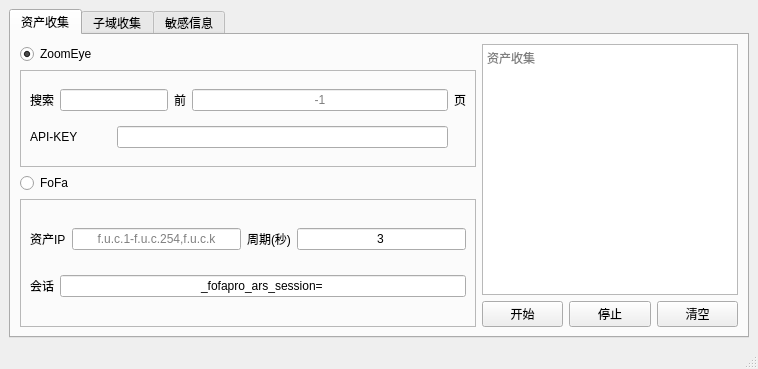
Before: the Qt Designer form ui/darkeye.ui in r4b3rt/DarkEye, drawn with Qt 5.
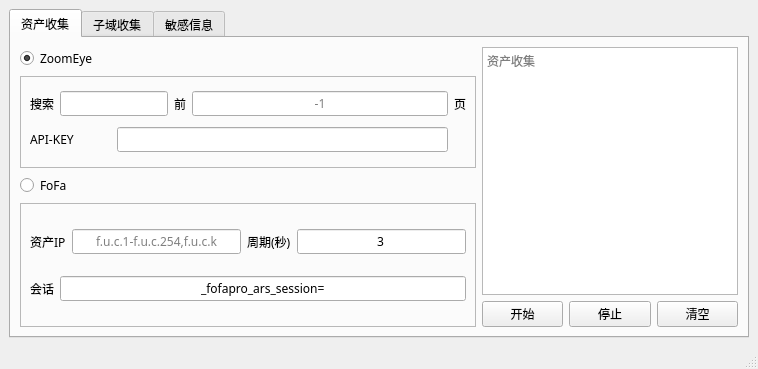
After: the same form once the commit is applied.

```diff
--- a/ui/darkeye.ui
+++ b/ui/darkeye.ui
@@ -20,6 +20,11 @@
    <layout class="QGridLayout" name="gridLayout_9">
     <item row="0" column="0">
      <widget class="QTabWidget" name="main_tab">
+      <property name="font">
+       <font>
+        <family>Hiragino Sans GB</family>
+       </font>
+      </property>
       <property name="layoutDirection">
        <enum>Qt::LeftToRight</enum>
       </property>
@@ -39,6 +44,11 @@
        <layout class="QGridLayout" name="gridLayout_3">
         <item row="0" column="0">
          <widget class="QRadioButton" name="zoomeye_radioButton">
+          <property name="font">
+           <font>
+            <family>Hiragino Sans GB</family>
+           </font>
+          </property>
           <property name="text">
            <string>ZoomEye</string>
           </property>
@@ -49,6 +59,11 @@
         </item>
         <item row="0" column="1" rowspan="4" colspan="3">
          <widget class="QTextEdit" name="fofa_log">
+          <property name="font">
+           <font>
+            <family>Hiragino Sans GB</family>
+           </font>
+          </property>
           <property name="readOnly">
            <bool>false</bool>
           </property>
@@ -59,6 +74,11 @@
         </item>
         <item row="1" column="0">
          <widget class="QFrame" name="frame">
+          <property name="font">
+           <font>
+            <family>Hiragino Sans GB</family>
+           </font>
+          </property>
           <property name="frameShape">
            <enum>QFrame::StyledPanel</enum>
           </property>
@@ -68,6 +88,11 @@
           <layout class="QGridLayout" name="gridLayout_2">
            <item row="0" column="0">
             <widget class="QLabel" name="zoomeye_asset_label">
+             <property name="font">
+              <font>
+               <family>Hiragino Sans GB</family>
+              </font>
+             </property>
              <property name="text">
               <string>搜索</string>
              </property>
@@ -75,6 +100,11 @@
            </item>
            <item row="0" column="1" colspan="2">
             <widget class="QLineEdit" name="zoomeuye_search">
+             <property name="font">
+              <font>
+               <family>Hiragino Sans GB</family>
+              </font>
+             </property>
              <property name="layoutDirection">
               <enum>Qt::LeftToRight</enum>
              </property>
@@ -91,6 +121,11 @@
            </item>
            <item row="0" column="3">
             <widget class="QLabel" name="zoomeye_asset_page_label">
+             <property name="font">
+              <font>
+               <family>Hiragino Sans GB</family>
+              </font>
+             </property>
              <property name="text">
               <string>前</string>
              </property>
@@ -98,6 +133,11 @@
            </item>
            <item row="0" column="4">
             <widget class="QLineEdit" name="zoomeuye_page">
+             <property name="font">
+              <font>
+               <family>Hiragino Sans GB</family>
+              </font>
+             </property>
              <property name="toolTip">
               <string>-1页表示获取所有</string>
              </property>
@@ -117,6 +157,11 @@
            </item>
            <item row="0" column="5">
             <widget class="QLabel" name="zoomeye_asset_page_label_2">
+             <property name="font">
+              <font>
+               <family>Hiragino Sans GB</family>
+              </font>
+             </property>
              <property name="text">
               <string>页</string>
              </property>
@@ -124,6 +169,11 @@
            </item>
            <item row="1" column="0" colspan="2">
             <widget class="QLabel" name="zoomeye_assetkey_label">
+             <property name="font">
+              <font>
+               <family>Hiragino Sans GB</family>
+              </font>
+             </property>
              <property name="text">
               <string>API-KEY</string>
              </property>
@@ -131,6 +181,11 @@
            </item>
            <item row="1" column="2" colspan="3">
             <widget class="QLineEdit" name="zoomeye_apikey">
+             <property name="font">
+              <font>
+               <family>Hiragino Sans GB</family>
+              </font>
+             </property>
              <property name="layoutDirection">
               <enum>Qt::LeftToRight</enum>
              </property>
@@ -150,6 +205,11 @@
         </item>
         <item row="2" column="0">
          <widget class="QRadioButton" name="fofa_radioButton">
+          <property name="font">
+           <font>
+            <family>Hiragino Sans GB</family>
+           </font>
+          </property>
           <property name="text">
            <string>FoFa</string>
           </property>
@@ -157,6 +217,11 @@
         </item>
         <item row="3" column="0" rowspan="2">
          <widget class="QFrame" name="frame_2">
+          <property name="font">
+           <font>
+            <family>Hiragino Sans GB</family>
+           </font>
+          </property>
           <property name="frameShape">
            <enum>QFrame::StyledPanel</enum>
           </property>
@@ -166,6 +231,11 @@
           <layout class="QGridLayout" name="gridLayout">
            <item row="0" column="0" colspan="2">
             <widget class="QLabel" name="fofa_asset_label">
+             <property name="font">
+              <font>
+               <family>Hiragino Sans GB</family>
+              </font>
+             </property>
              <property name="text">
               <string>资产IP</string>
              </property>
@@ -173,6 +243,11 @@
            </item>
            <item row="0" column="2">
             <widget class="QLineEdit" name="fofa_asset_ip">
+             <property name="font">
+              <font>
+               <family>Hiragino Sans GB</family>
+              </font>
+             </property>
              <property name="alignment">
               <set>Qt::AlignCenter</set>
              </property>
@@ -183,6 +258,11 @@
            </item>
            <item row="0" column="3">
             <widget class="QLabel" name="fofa_interval_label">
+             <property name="font">
+              <font>
+               <family>Hiragino Sans GB</family>
+              </font>
+             </property>
              <property name="text">
               <string>周期(秒)</string>
              </property>
@@ -190,6 +270,11 @@
            </item>
            <item row="0" column="4">
             <widget class="QLineEdit" name="fofa_interval">
+             <property name="font">
+              <font>
+               <family>Hiragino Sans GB</family>
+              </font>
+             </property>
              <property name="layoutDirection">
               <enum>Qt::LeftToRight</enum>
              </property>
@@ -206,6 +291,11 @@
            </item>
            <item row="1" column="0">
             <widget class="QLabel" name="fofa_session_label">
+             <property name="font">
+              <font>
+               <family>Hiragino Sans GB</family>
+              </font>
+             </property>
              <property name="text">
               <string>会话</string>
              </property>
@@ -213,6 +303,11 @@
            </item>
            <item row="1" column="1" colspan="4">
             <widget class="QLineEdit" name="fofa_session">
+             <property name="font">
+              <font>
+               <family>Hiragino Sans GB</family>
+              </font>
+             </property>
              <property name="text">
               <string>_fofapro_ars_session=</string>
              </property>
```
Left out of the diff: 142 changed lines with no effect on the pictures.
